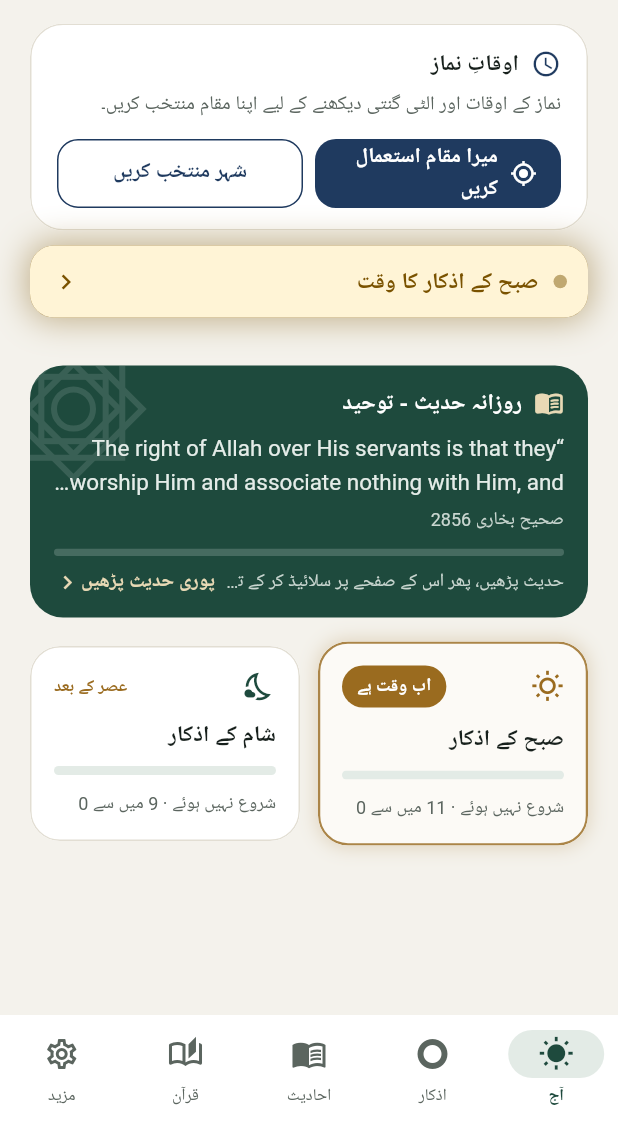
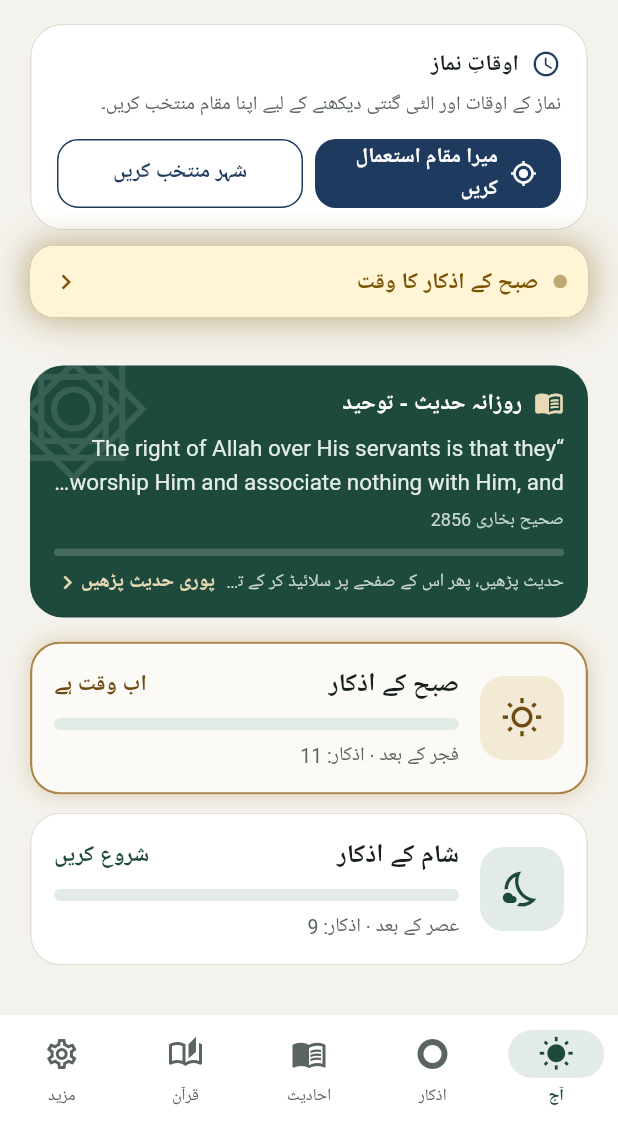
Before and after one commit to abdulla737/Alathar-app, a Flutter app: the HomeShell screen opened directly, on a phone screen of 412 x 824 dp, the part 113-1236 px from its top. Run offline on Flutter 3.47's test engine with Material 3 defaults, Android fonts, the phone set to English and light mode, and no system bars; our stand-ins replace flutter_local_notifications, flutter_tts, geolocator, google_fonts, just_audio, share_plus and 3 more; accounts and stored records are empty; Roboto replaces fonts that are missing (Ibm Plex Sans Arabic).

Commit message:
Today page: athkar cards redesigned as full-width rows (icon tile, title + «ابدأ», bar, «بعد الفجر · عدد الأذكار»)
Co-Authored-By: Claude Opus 5.5 <noreply@anthropic.com>
Claude-Session: https://claude.ai/code/session_017iBFismne1oD1sNqHmW8go

```diff
--- a/lib/l10n/strings.dart
+++ b/lib/l10n/strings.dart
@@ -227,6 +227,8 @@ class S {
       'from_hisn': 'من السنة الصحيحة',
       'n_athkar': 'عدد الأذكار: {n}',
       'athkar_now': 'حان وقتها',
+      'athkar_start': 'ابدأ',
+      'athkar_count': 'عدد الأذكار: {n}',
       'share_now': 'مشاركة',
       'share_hint': 'اختر واتساب من قائمة المشاركة',
       'share_failed': 'تعذّرت المشاركة، حاول مرة أخرى',
@@ -568,6 +570,8 @@ class S {
       'from_hisn': 'From the authentic Sunnah',
       'n_athkar': '{n} athkar',
       'athkar_now': 'Time now',
+      'athkar_start': 'Start',
+      'athkar_count': '{n} adhkar',
       'share_now': 'Share',
       'share_hint': 'Choose WhatsApp in the share menu',
       'share_failed': 'Couldn\'t share. Please try again.',
@@ -909,6 +913,8 @@ class S {
       'from_hisn': 'صحیح سنت سے',
       'n_athkar': '{n} اذکار',
       'athkar_now': 'اب وقت ہے',
+      'athkar_start': 'شروع کریں',
+      'athkar_count': 'اذکار: {n}',
       'share_now': 'شیئر کریں',
       'share_hint': 'شیئر مینو میں واٹس ایپ منتخب کریں',
       'share_failed': 'شیئر نہیں ہو سکا، دوبارہ کوشش کریں',
--- a/lib/screens/today_screen.dart
+++ b/lib/screens/today_screen.dart
@@ -142,9 +142,13 @@ class TodayScreen extends StatelessWidget {
                   icon: icon,
                   title: context.tr(titleKey),
                   progress: done ? 1 : 0,
-                  status: done
+                  // «بعد الفجر · عدد الأذكار: ١١»
+                  status: [
+                    context.tr(whenKey),
+                    done
                         ? context.tr('completed_n', {'a': n, 'b': n})
-                      : context.tr('not_started_n', {'a': 0, 'b': n}),
+                        : context.tr('athkar_count', {'n': n}),
+                  ].join(' · '),
                   trailing: done
                       ? Container(
                           width: 22,
@@ -156,12 +160,11 @@ class TodayScreen extends StatelessWidget {
                               color: Colors.white,
                               semanticLabel: context.tr('completed')),
                         )
-                      : due
-                          ? Pill(context.tr('athkar_now'),
-                              background: AppColors.gold, foreground: Colors.white)
-                          : Text(context.tr(whenKey),
+                      : Text(context.tr(due ? 'athkar_now' : 'athkar_start'),
                           style: AppText.ui(
-                                  size: 11, weight: FontWeight.w600, color: AppColors.gold)),
+                              size: 15,
+                              weight: FontWeight.w700,
+                              color: due ? AppColors.goldDark : AppColors.green)),
                   onTap: () {
                     if (c == null || n == 0) {
                       onOpenTab(AppTab.athkar);
@@ -179,20 +182,23 @@ class TodayScreen extends StatelessWidget {
                 );
               }
 
-              return Row(
+              // One full-width card each: icon tile · title / «ابدأ» · bar · when.
+              Widget tile(IconData i, Color fg, Color bg) => Container(
+                    width: 56,
+                    height: 56,
+                    decoration: BoxDecoration(
+                        color: bg, borderRadius: BorderRadius.circular(16)),
+                    child: Icon(i, color: fg, size: 28),
+                  );
+              return Column(
                 children: [
-                  Expanded(
-                    child: card('morning', 'morning_athkar',
-                        const Icon(Icons.wb_sunny_outlined, color: AppColors.gold, size: 22),
+                  card('morning', 'morning_athkar',
+                      tile(Icons.wb_sunny_outlined, AppColors.goldDark, AppColors.sandSoft),
                       'after_fajr'),
-                  ),
-                  const SizedBox(width: 12),
-                  Expanded(
-                    child: card('evening', 'evening_athkar',
-                        const Icon(Icons.nights_stay_outlined,
-                            color: AppColors.green, size: 22),
+                  const SizedBox(height: 12),
+                  card('evening', 'evening_athkar',
+                      tile(Icons.nights_stay_outlined, AppColors.green, AppColors.greenSoft),
                       'after_asr'),
-                  ),
                 ],
               );
             },
@@ -404,19 +410,36 @@ class _AthkarStatusCardState extends State<_AthkarStatusCard>
 
   @override
   Widget build(BuildContext context) {
-    final body = Column(
+    final body = Row(
+      children: [
+        widget.icon,
+        const SizedBox(width: 14),
+        Expanded(
+          child: Column(
             crossAxisAlignment: CrossAxisAlignment.start,
             children: [
               Row(
-          mainAxisAlignment: MainAxisAlignment.spaceBetween,
-          children: [widget.icon, widget.trailing],
+                children: [
+                  Expanded(
+                    child: Text(widget.title,
+                        maxLines: 1,
+                        overflow: TextOverflow.ellipsis,
+                        style: AppText.ui(size: 17, weight: FontWeight.w700)),
+                  ),
+                  const SizedBox(width: 8),
+                  widget.trailing,
+                ],
               ),
               const SizedBox(height: 10),
-        Text(widget.title, style: AppText.ui(size: 15, weight: FontWeight.w600)),
-        const SizedBox(height: 10),
-        ProgressLine(value: widget.progress),
-        const SizedBox(height: 10),
-        Text(widget.status, style: AppText.ui(size: 12, color: AppColors.muted)),
+              ProgressLine(value: widget.progress, height: 8),
+              const SizedBox(height: 8),
+              Text(widget.status,
+                  maxLines: 1,
+                  overflow: TextOverflow.ellipsis,
+                  style: AppText.ui(size: 13, color: AppColors.muted)),
+            ],
+          ),
+        ),
       ],
     );
 
```
Lines whose indentation alone changed are shown as unchanged.
